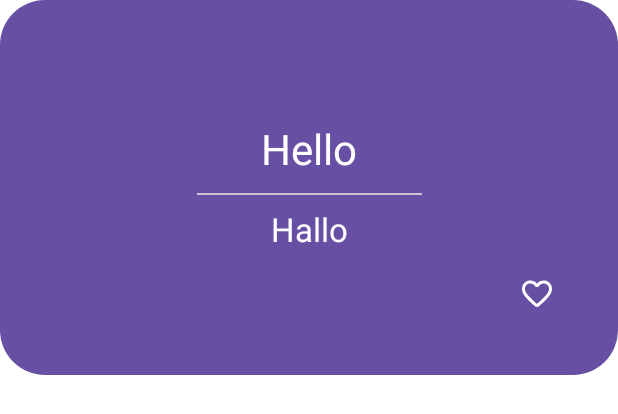
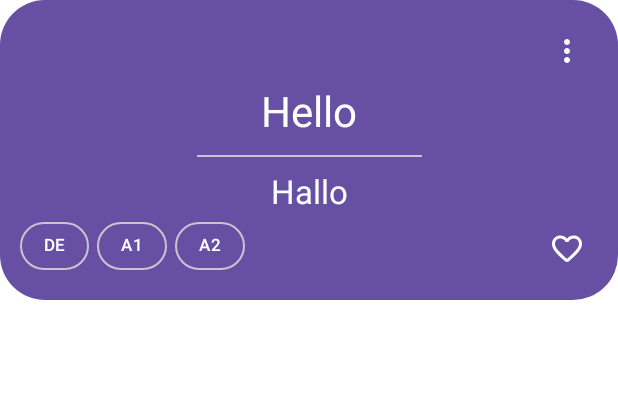
Before and after one commit to HeidelX/Memorati, an Android app built with Jetpack Compose: the @Preview function CardItemPreview, on a phone screen of 412 x 824 dp. Shown: the top 414 px of the screen. Run offline under Robolectric (Android 15) with nearby library versions, the phone set to English and light mode, and no system bars.

Commit message:
Extend cards with edit / delete

```diff
--- a/core/data/src/main/java/com/memorati/core/data/repository/FlashcardsRepository.kt
+++ b/core/data/src/main/java/com/memorati/core/data/repository/FlashcardsRepository.kt
@@ -8,4 +8,5 @@ interface FlashcardsRepository {
     fun favourites(): Flow<List<Flashcard>>
     suspend fun createCard(flashcard: Flashcard)
     suspend fun updateCard(flashcard: Flashcard)
+    suspend fun deleteCard(flashcard: Flashcard)
 }
--- a/core/data/src/main/java/com/memorati/core/data/repository/LocalFlashcardsRepository.kt
+++ b/core/data/src/main/java/com/memorati/core/data/repository/LocalFlashcardsRepository.kt
@@ -38,4 +38,8 @@ class LocalFlashcardsRepository @Inject constructor(
     override suspend fun updateCard(flashcard: Flashcard) {
         flashcardsDao.update(flashcard.toFlashcardEntity())
     }
+
+    override suspend fun deleteCard(flashcard: Flashcard) {
+        flashcardsDao.delete(flashcard.toFlashcardEntity())
+    }
 }
--- a/core/design/src/main/java/com/memorati/core/design/icon/MemoratiIcons.kt
+++ b/core/design/src/main/java/com/memorati/core/design/icon/MemoratiIcons.kt
@@ -1,14 +1,20 @@
 import androidx.compose.material.icons.Icons
 import androidx.compose.material.icons.rounded.Add
 import androidx.compose.material.icons.rounded.Assistant
+import androidx.compose.material.icons.rounded.Delete
+import androidx.compose.material.icons.rounded.Edit
 import androidx.compose.material.icons.rounded.Favorite
 import androidx.compose.material.icons.rounded.FavoriteBorder
+import androidx.compose.material.icons.rounded.MoreVert
 import androidx.compose.material.icons.rounded.Search
 import androidx.compose.material.icons.rounded.Settings
 import androidx.compose.material.icons.rounded.ViewAgenda
 
 object MemoratiIcons {
     val Settings = Icons.Rounded.Settings
+    val Edit = Icons.Rounded.Edit
+    val MoreVert = Icons.Rounded.MoreVert
+    val Delete = Icons.Rounded.Delete
     val Cards = Icons.Rounded.ViewAgenda
     val Add = Icons.Rounded.Add
     val Search = Icons.Rounded.Search
--- /dev/null
+++ b/feature/cards/src/main/java/com/memorati/feature/cards/CardItem.kt
@@ -0,0 +1,241 @@
+package com.memorati.feature.cards
+
+import MemoratiIcons
+import androidx.compose.foundation.background
+import androidx.compose.foundation.layout.Arrangement
+import androidx.compose.foundation.layout.Box
+import androidx.compose.foundation.layout.Column
+import androidx.compose.foundation.layout.ExperimentalLayoutApi
+import androidx.compose.foundation.layout.FlowRow
+import androidx.compose.foundation.layout.fillMaxSize
+import androidx.compose.foundation.layout.fillMaxWidth
+import androidx.compose.foundation.layout.height
+import androidx.compose.foundation.layout.padding
+import androidx.compose.foundation.layout.width
+import androidx.compose.foundation.shape.CircleShape
+import androidx.compose.foundation.shape.RoundedCornerShape
+import androidx.compose.material3.AssistChip
+import androidx.compose.material3.AssistChipDefaults
+import androidx.compose.material3.Divider
+import androidx.compose.material3.DropdownMenu
+import androidx.compose.material3.DropdownMenuItem
+import androidx.compose.material3.FilledIconToggleButton
+import androidx.compose.material3.Icon
+import androidx.compose.material3.IconButton
+import androidx.compose.material3.IconButtonDefaults
+import androidx.compose.material3.MaterialTheme
+import androidx.compose.material3.Surface
+import androidx.compose.material3.Text
+import androidx.compose.runtime.Composable
+import androidx.compose.runtime.getValue
+import androidx.compose.runtime.mutableStateOf
+import androidx.compose.runtime.remember
+import androidx.compose.runtime.setValue
+import androidx.compose.ui.Alignment
+import androidx.compose.ui.Modifier
+import androidx.compose.ui.draw.clip
+import androidx.compose.ui.graphics.Color
+import androidx.compose.ui.res.stringResource
+import androidx.compose.ui.tooling.preview.Preview
+import androidx.compose.ui.unit.dp
+import com.memorati.core.model.Flashcard
+import com.memorati.core.model.Topic
+import kotlinx.datetime.Clock
+import java.util.Locale
+
+@OptIn(ExperimentalLayoutApi::class)
+@Composable
+internal fun CardItem(
+    card: Flashcard,
+    modifier: Modifier = Modifier,
+    toggleFavoured: (Flashcard) -> Unit,
+    onDelete: (Flashcard) -> Unit,
+    onEdit: (Flashcard) -> Unit,
+) {
+    Box(
+        modifier = modifier
+            .fillMaxWidth()
+            .height(200.dp),
+    ) {
+        Surface(
+            modifier
+                .clip(RoundedCornerShape(30.dp))
+                .background(MaterialTheme.colorScheme.primary)
+                .fillMaxSize()
+                .padding(10.dp),
+            color = MaterialTheme.colorScheme.primary,
+        ) {
+            Box(modifier = modifier) {
+                Column(
+                    verticalArrangement = Arrangement.Center,
+                    horizontalAlignment = Alignment.CenterHorizontally,
+                    modifier = modifier.fillMaxSize(),
+                ) {
+                    Text(
+                        text = card.front,
+                        style = MaterialTheme.typography.headlineMedium,
+                        maxLines = 1,
+                    )
+
+                    Divider(
+                        modifier = modifier
+                            .width(150.dp)
+                            .padding(vertical = 10.dp),
+                    )
+                    Text(
+                        text = card.back,
+                        style = MaterialTheme.typography.titleLarge,
+                    )
+                }
+
+                FilledIconToggleButton(
+                    modifier = modifier.align(Alignment.BottomEnd),
+                    checked = card.favoured,
+                    onCheckedChange = {
+                        toggleFavoured(card)
+                    },
+                    colors = IconButtonDefaults.iconToggleButtonColors(
+                        checkedContainerColor = MaterialTheme.colorScheme.primaryContainer,
+                        checkedContentColor = MaterialTheme.colorScheme.onPrimaryContainer,
+                        disabledContainerColor = if (card.favoured) {
+                            MaterialTheme.colorScheme.onBackground.copy(
+                                alpha = 0.12f,
+                            )
+                        } else {
+                            Color.Transparent
+                        },
+                    ),
+                ) {
+                    Icon(
+                        imageVector = if (card.favoured) {
+                            MemoratiIcons.Favourites
+                        } else {
+                            MemoratiIcons.FavouritesBorder
+                        },
+                        contentDescription = if (card.favoured) {
+                            stringResource(id = R.string.remove_from_favourites)
+                        } else {
+                            stringResource(id = R.string.add_to_favourites)
+                        },
+                    )
+                }
+
+                CardDropDownMenu(
+                    modifier = modifier.align(Alignment.TopEnd),
+                    onDelete = { onDelete(card) },
+                    onEdit = { onEdit(card) },
+                )
+
+                FlowRow(
+                    modifier = modifier.align(Alignment.BottomStart),
+                ) {
+                    card.topics.forEach { topic ->
+                        MemoratiChip(topic.label)
+                    }
+                }
+            }
+        }
+    }
+}
+
+@Composable
+internal fun CardDropDownMenu(
+    onEdit: () -> Unit,
+    onDelete: () -> Unit,
+    modifier: Modifier = Modifier,
+) {
+    var expanded by remember { mutableStateOf(false) }
+    Box(
+        modifier = modifier,
+    ) {
+        IconButton(
+            onClick = { expanded = true },
+        ) {
+            Icon(
+                imageVector = MemoratiIcons.MoreVert,
+                contentDescription = stringResource(R.string.more),
+            )
+        }
+        DropdownMenu(
+            modifier = modifier,
+            expanded = expanded,
+            onDismissRequest = { expanded = false },
+        ) {
+            DropdownMenuItem(
+                text = { Text(text = stringResource(id = R.string.edit)) },
+                leadingIcon = {
+                    Icon(MemoratiIcons.Edit, stringResource(id = R.string.edit))
+                },
+                onClick = {
+                    onEdit()
+                    expanded = false
+                },
+            )
+            DropdownMenuItem(
+                text = { Text(text = stringResource(id = R.string.delete)) },
+                leadingIcon = {
+                    Icon(MemoratiIcons.Delete, stringResource(id = R.string.delete))
+                },
+                onClick = {
+                    onDelete()
+                    expanded = false
+                },
+            )
+        }
+    }
+}
+
+@Composable
+internal fun MemoratiChip(
+    label: String,
+    modifier: Modifier = Modifier,
+    disabled: Boolean = false,
+) {
+    AssistChip(
+        modifier = modifier.padding(2.dp),
+        onClick = {},
+        label = {
+            Text(
+                text = label.uppercase(Locale.getDefault()),
+                style = MaterialTheme.typography.labelSmall,
+            )
+        },
+        shape = CircleShape,
+        colors = AssistChipDefaults.assistChipColors(
+            labelColor = MaterialTheme.colorScheme.onPrimary,
+            disabledContainerColor = if (disabled) {
+                MaterialTheme.colorScheme.onBackground.copy(
+                    alpha = 0.12f,
+                )
+            } else {
+                Color.Transparent
+            },
+            disabledLabelColor = MaterialTheme.colorScheme.onBackground.copy(
+                alpha = 0.38f,
+            ),
+        ),
+    )
+}
+
+@Preview
+@Composable
+internal fun CardItemPreview() {
+    CardItem(
+        card = Flashcard(
+            id = 1,
+            front = "Hello",
+            back = "Hallo",
+            createdAt = Clock.System.now(),
+            topics = listOf(Topic(0, "de"), Topic(0, "A1"), Topic(0, "A2")),
+        ),
+        toggleFavoured = {},
+        onEdit = {},
+        onDelete = {},
+    )
+}
+
+@Preview
+@Composable
+internal fun ChipPreview() {
+    MemoratiChip("hello")
+}
--- a/feature/cards/src/main/java/com/memorati/feature/cards/CardsList.kt
+++ b/feature/cards/src/main/java/com/memorati/feature/cards/CardsList.kt
@@ -2,37 +2,17 @@ package com.memorati.feature.cards
 
 import androidx.compose.foundation.ExperimentalFoundationApi
 import androidx.compose.foundation.background
-import androidx.compose.foundation.layout.Arrangement
-import androidx.compose.foundation.layout.Box
-import androidx.compose.foundation.layout.Column
-import androidx.compose.foundation.layout.ExperimentalLayoutApi
-import androidx.compose.foundation.layout.FlowRow
 import androidx.compose.foundation.layout.PaddingValues
 import androidx.compose.foundation.layout.Spacer
-import androidx.compose.foundation.layout.fillMaxSize
 import androidx.compose.foundation.layout.fillMaxWidth
 import androidx.compose.foundation.layout.height
 import androidx.compose.foundation.layout.padding
-import androidx.compose.foundation.layout.width
 import androidx.compose.foundation.lazy.LazyColumn
 import androidx.compose.foundation.lazy.items
-import androidx.compose.foundation.shape.CircleShape
-import androidx.compose.foundation.shape.RoundedCornerShape
-import androidx.compose.material3.Divider
-import androidx.compose.material3.ExperimentalMaterial3Api
-import androidx.compose.material3.FilledIconToggleButton
-import androidx.compose.material3.FilterChip
-import androidx.compose.material3.FilterChipDefaults
-import androidx.compose.material3.Icon
-import androidx.compose.material3.IconButtonDefaults
 import androidx.compose.material3.MaterialTheme
-import androidx.compose.material3.Surface
 import androidx.compose.material3.Text
 import androidx.compose.runtime.Composable
-import androidx.compose.ui.Alignment
 import androidx.compose.ui.Modifier
-import androidx.compose.ui.draw.clip
-import androidx.compose.ui.graphics.Color
 import androidx.compose.ui.unit.dp
 import com.memorati.core.model.Flashcard
 import com.memorati.core.ui.DevicePreviews
@@ -43,15 +23,16 @@ import kotlinx.datetime.LocalDate
 @OptIn(ExperimentalFoundationApi::class)
 internal fun CardsList(
     state: CardsState,
-    toggleFavoured: (Flashcard) -> Unit,
-    modifier: Modifier,
+    modifier: Modifier = Modifier,
+    toggleFavoured: (Flashcard) -> Unit = {},
+    onDelete: (Flashcard) -> Unit = {},
+    onEdit: (Flashcard) -> Unit = {},
 ) {
     LazyColumn(
         contentPadding = PaddingValues(
             horizontal = 16.dp,
             vertical = 16.dp,
         ),
-
     ) {
         state.map.forEach { (date, cards) ->
             stickyHeader {
@@ -63,123 +44,14 @@ internal fun CardsList(
                     text = date.toString(),
                 )
             }
-            items(cards) { card ->
-                CardItem(card, toggleFavoured = toggleFavoured)
+            items(cards, key = { it.id }) { card ->
+                CardItem(
+                    card = card,
+                    toggleFavoured = toggleFavoured,
+                    onDelete = onDelete,
+                    onEdit = onEdit,
+                )
                 Spacer(modifier = modifier.height(10.dp))
-            }
-        }
-    }
-}
-
-@OptIn(ExperimentalLayoutApi::class, ExperimentalMaterial3Api::class)
-@Composable
-internal fun CardItem(
-    card: Flashcard,
-    modifier: Modifier = Modifier,
-    toggleFavoured: (Flashcard) -> Unit,
-) {
-    Box(
-        modifier = modifier
-            .fillMaxWidth()
-            .height(250.dp),
-    ) {
-        Surface(
-            modifier
-                .clip(RoundedCornerShape(30.dp))
-                .background(MaterialTheme.colorScheme.primary)
-                .fillMaxSize()
-                .padding(30.dp),
-            color = MaterialTheme.colorScheme.primary,
-        ) {
-            Box(modifier = modifier) {
-                Column(
-                    verticalArrangement = Arrangement.Center,
-                    horizontalAlignment = Alignment.CenterHorizontally,
-                    modifier = modifier.fillMaxSize(),
-                ) {
-                    Text(
-                        text = card.front,
-                        style = MaterialTheme.typography.headlineMedium,
-                        maxLines = 1,
-                    )
-
-                    Divider(
-                        modifier = modifier
-                            .width(150.dp)
-                            .padding(vertical = 10.dp),
-                    )
-                    Text(
-                        text = card.back,
-                        style = MaterialTheme.typography.titleLarge,
-                    )
-                }
-
-                FilledIconToggleButton(
-                    modifier = modifier.align(Alignment.BottomEnd),
-                    checked = card.favoured,
-                    onCheckedChange = {
-                        toggleFavoured(card)
-                    },
-                    colors = IconButtonDefaults.iconToggleButtonColors(
-                        checkedContainerColor = MaterialTheme.colorScheme.primaryContainer,
-                        checkedContentColor = MaterialTheme.colorScheme.onPrimaryContainer,
-                        disabledContainerColor = if (card.favoured) {
-                            MaterialTheme.colorScheme.onBackground.copy(
-                                alpha = 0.12f,
-                            )
-                        } else {
-                            Color.Transparent
-                        },
-                    ),
-                ) {
-                    Icon(
-                        imageVector = if (card.favoured) {
-                            MemoratiIcons.Favourites
-                        } else {
-                            MemoratiIcons.FavouritesBorder
-                        },
-                        contentDescription = "",
-                    )
-                }
-
-                FlowRow(
-                    modifier = modifier.align(Alignment.BottomStart),
-                ) {
-                    card.topics.forEach { topic ->
-                        FilterChip(
-                            modifier = Modifier.padding(4.dp),
-                            onClick = { /*TODO*/ },
-                            label = {
-                                Text(
-                                    text = topic.label,
-                                    style = MaterialTheme.typography.labelSmall,
-                                )
-                            },
-                            shape = CircleShape,
-                            selected = true,
-                            colors = FilterChipDefaults.filterChipColors(
-                                labelColor = MaterialTheme.colorScheme.onPrimary,
-                                iconColor = MaterialTheme.colorScheme.onBackground,
-                                disabledContainerColor = if (true) {
-                                    MaterialTheme.colorScheme.onBackground.copy(
-                                        alpha = 0.12f,
-                                    )
-                                } else {
-                                    Color.Transparent
-                                },
-                                disabledLabelColor = MaterialTheme.colorScheme.onBackground.copy(
-                                    alpha = 0.38f,
-                                ),
-                                disabledLeadingIconColor = MaterialTheme.colorScheme.onBackground.copy(
-                                    alpha = 0.38f,
-                                ),
-                                selectedContainerColor = MaterialTheme.colorScheme.primaryContainer,
-                                selectedLabelColor = MaterialTheme.colorScheme.onBackground,
-                                selectedLeadingIconColor = MaterialTheme.colorScheme.onBackground,
-                            ),
-                        )
-                    }
-                }
             }
         }
     }
@@ -214,19 +86,8 @@ internal fun CardsScreenPreview() {
                 ),
             ),
         ),
-    ) {}
-}
-
-@DevicePreviews
-@Composable
-internal fun CardItemPreview() {
-    CardItem(
-        card = Flashcard(
-            id = 1,
-            front = "Hello",
-            back = "Hallo",
-            createdAt = Clock.System.now(),
-        ),
         toggleFavoured = {},
+        onEdit = {},
+        onDelete = {},
     )
 }
--- a/feature/cards/src/main/res/values/strings.xml
+++ b/feature/cards/src/main/res/values/strings.xml
@@ -1,5 +1,10 @@
 <?xml version="1.0" encoding="utf-8"?>
 <resources>
     <string name="cards">Cards</string>
+    <string name="more">More</string>
+    <string name="add_to_favourites">Add to favourites</string>
+    <string name="remove_from_favourites">Remove from favourites</string>
+    <string name="edit">Edit</string>
+    <string name="delete">Delete</string>
     <string name="no_cards_message">"There is no cards at the moment. Start creating your cards using the \"Add\" button."</string>
 </resources>
--- a/feature/favourites/src/main/java/com/memorati/feature/favourites/FavouritesList.kt
+++ b/feature/favourites/src/main/java/com/memorati/feature/favourites/FavouritesList.kt
@@ -49,7 +49,7 @@ internal fun FavouritesList(
     ) {
         items(cards, key = { it.id }) { card ->
             CardItem(
-                card,
+                card = card,
                 toggleFavoured = toggleFavoured,
                 modifier = Modifier.animateItemPlacement(),
             )
```
Also changed, not shown: feature/cards/src/main/java/com/memorati/feature/cards/CardsScreen.kt (+16 -4 lines), feature/cards/src/main/java/com/memorati/feature/cards/CardsViewModel.kt (+7 -0 lines).
